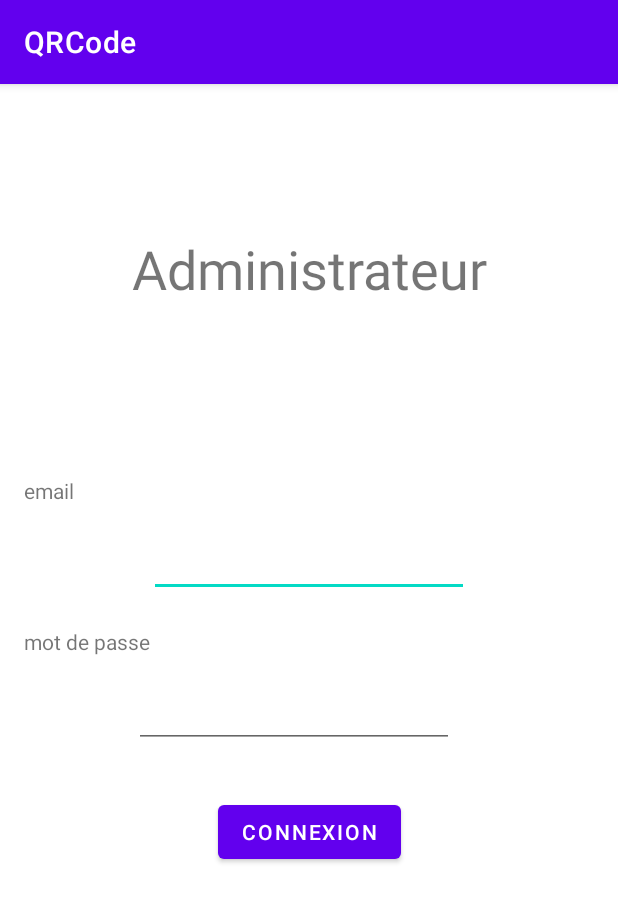
After one commit to Jorbidan/JeuxQR_CBA, an Android app: the AdminLoginActivity screen opened directly, with no data from a screen before it, on a phone screen of 412 x 824 dp. The commit adds this screen. Shown: the top 902 px of the screen. Run offline under Robolectric (Android 15) with nearby library versions, the phone set to English and light mode, and no system bars.

Commit message:
ajout connection administrateur, creation page login admin et controle admins

```diff
--- a/QRCode/app/src/main/AndroidManifest.xml
+++ b/QRCode/app/src/main/AndroidManifest.xml
@@ -3,6 +3,7 @@
     package="com.example.qrcode">
 
     <uses-permission android:name="android.permission.CAMERA" />
+
     <application
         android:allowBackup="true"
         android:icon="@mipmap/ic_launcher"
@@ -10,7 +11,9 @@
         android:roundIcon="@mipmap/ic_launcher_round"
         android:supportsRtl="true"
         android:theme="@style/Theme.QRCode">
-        <activity android:name=".ScannedBarcodeActivity"></activity>
+        <activity android:name=".AdminActivity"></activity>
+        <activity android:name=".AdminLoginActivity" />
+        <activity android:name=".ScannedBarcodeActivity" />
         <activity android:name=".MainActivity">
             <intent-filter>
                 <action android:name="android.intent.action.MAIN" />
--- /dev/null
+++ b/QRCode/app/src/main/java/com/example/qrcode/AdminLoginActivity.java
@@ -0,0 +1,66 @@
+package com.example.qrcode;
+
+import androidx.annotation.NonNull;
+import androidx.appcompat.app.AppCompatActivity;
+
+import android.content.Intent;
+import android.os.Bundle;
+import android.view.View;
+import android.widget.Button;
+import android.widget.EditText;
+import android.widget.Toast;
+
+import com.example.qrcode.authentication.AuthenticationService;
+import com.google.android.gms.tasks.OnCompleteListener;
+import com.google.android.gms.tasks.Task;
+
+public class AdminLoginActivity extends AppCompatActivity {
+    EditText textEmail;
+    EditText textPassword;
+    Button buttonConnexion;
+    AuthenticationService authenticationService;
+
+    @Override
+    protected void onCreate(Bundle savedInstanceState) {
+        super.onCreate(savedInstanceState);
+        setContentView(R.layout.activity_admin_login);
+        textEmail = findViewById(R.id.editText_login_email);
+        textPassword = findViewById(R.id.editText_login_password);
+        buttonConnexion = findViewById(R.id.button_connection);
+
+        setListeners();
+    }
+
+    private void setListeners() {
+        buttonConnexion.setOnClickListener(new View.OnClickListener() {
+            @Override
+            public void onClick(View v) {
+                attemptLogin();
+            }
+        });
+    }
+
+    private void attemptLogin() {
+        String email = textEmail.getText().toString();
+        String password = textPassword.getText().toString();
+        authenticationService.login(email,password).addOnCompleteListener(new OnCompleteListener<Void>() {
+            @Override
+            public void onComplete(@NonNull Task<Void> task) {
+                if (task.isSuccessful()){
+                    goToAdminActivity();
+                }else{
+                    showMessage(task.getException().toString());
+                }
+            }
+        });
+    }
+    private void showMessage(String message) {
+        Toast.makeText(this,message,Toast.LENGTH_LONG);
+    }
+
+    private void goToAdminActivity() {
+        Intent goToAdminActivityIntent = new Intent(this,AdminActivity.class);
+        startActivity(goToAdminActivityIntent);
+        finish();
+    }
+}
--- /dev/null
+++ b/QRCode/app/src/main/res/layout/activity_admin_login.xml
@@ -0,0 +1,109 @@
+<?xml version="1.0" encoding="utf-8"?>
+<androidx.constraintlayout.widget.ConstraintLayout xmlns:android="http://schemas.android.com/apk/res/android"
+xmlns:app="http://schemas.android.com/apk/res-auto"
+xmlns:tools="http://schemas.android.com/tools"
+android:layout_width="match_parent"
+android:layout_height="match_parent"
+tools:context=".AdminLoginActivity">
+
+<androidx.constraintlayout.widget.ConstraintLayout
+    android:id="@+id/constraintLayout"
+    android:layout_width="match_parent"
+    android:layout_height="wrap_content"
+    app:layout_constraintBottom_toBottomOf="parent"
+    app:layout_constraintEnd_toEndOf="parent"
+    app:layout_constraintHorizontal_bias="0.0"
+    app:layout_constraintStart_toStartOf="parent"
+    app:layout_constraintTop_toTopOf="parent">
+
+    <androidx.constraintlayout.widget.ConstraintLayout
+        android:id="@+id/cl_login_email"
+        android:layout_width="match_parent"
+        android:layout_height="wrap_content"
+        app:layout_constraintEnd_toEndOf="parent"
+        app:layout_constraintStart_toStartOf="parent"
+        app:layout_constraintTop_toTopOf="parent">
+
+        <TextView
+            android:id="@+id/textView_login_email"
+            android:layout_width="wrap_content"
+            android:layout_height="wrap_content"
+            android:layout_marginStart="16dp"
+            android:layout_marginTop="16dp"
+            android:labelFor="@id/editText_login_email"
+            android:text="@string/email"
+            app:layout_constraintStart_toStartOf="parent"
+            app:layout_constraintTop_toTopOf="parent" />
+
+        <EditText
+            android:id="@+id/editText_login_email"
+            android:layout_width="wrap_content"
+            android:layout_height="wrap_content"
+            android:layout_marginTop="16dp"
+            android:autofillHints=""
+            android:ems="10"
+            android:inputType="textEmailAddress"
+            app:layout_constraintEnd_toEndOf="parent"
+            app:layout_constraintStart_toStartOf="parent"
+            app:layout_constraintTop_toBottomOf="@+id/textView_login_email" />
+
+    </androidx.constraintlayout.widget.ConstraintLayout>
+
+    <androidx.constraintlayout.widget.ConstraintLayout
+        android:id="@+id/cl_login_password"
+        android:layout_width="391dp"
+        android:layout_height="wrap_content"
+        android:layout_marginTop="4dp"
+        app:layout_constraintEnd_toEndOf="parent"
+        app:layout_constraintHorizontal_bias="0.0"
+        app:layout_constraintStart_toStartOf="parent"
+        app:layout_constraintTop_toBottomOf="@+id/cl_login_email">
+
+        <TextView
+            android:id="@+id/textView_login_password"
+            android:layout_width="wrap_content"
+            android:layout_height="wrap_content"
+            android:layout_marginStart="16dp"
+            android:layout_marginTop="16dp"
+            android:labelFor="@id/editText_login_password"
+            android:text="@string/mot_de_passe"
+            app:layout_constraintStart_toStartOf="parent"
+            app:layout_constraintTop_toTopOf="parent" />
+
+        <EditText
+            android:id="@+id/editText_login_password"
+            android:layout_width="wrap_content"
+            android:layout_height="wrap_content"
+            android:layout_marginTop="16dp"
+            android:autofillHints=""
+            android:ems="10"
+            android:inputType="textPassword"
+            app:layout_constraintEnd_toEndOf="parent"
+            app:layout_constraintStart_toStartOf="parent"
+            app:layout_constraintTop_toBottomOf="@+id/textView_login_password" />
+
+    </androidx.constraintlayout.widget.ConstraintLayout>
+
+    <Button
+        android:id="@+id/button_connection"
+        android:layout_width="wrap_content"
+        android:layout_height="wrap_content"
+        android:layout_marginTop="32dp"
+        android:text="@string/connexion"
+        app:layout_constraintEnd_toEndOf="parent"
+        app:layout_constraintStart_toStartOf="parent"
+        app:layout_constraintTop_toBottomOf="@+id/cl_login_password" />
+
+</androidx.constraintlayout.widget.ConstraintLayout>
+
+    <TextView
+        android:id="@+id/textViewTitle"
+        android:layout_width="wrap_content"
+        android:layout_height="wrap_content"
+        android:text="@string/administrateur"
+        android:textSize="36sp"
+        app:layout_constraintBottom_toTopOf="@+id/constraintLayout"
+        app:layout_constraintEnd_toEndOf="parent"
+        app:layout_constraintStart_toStartOf="parent"
+        app:layout_constraintTop_toTopOf="parent" />
+</androidx.constraintlayout.widget.ConstraintLayout>
--- a/QRCode/app/src/main/res/values/strings.xml
+++ b/QRCode/app/src/main/res/values/strings.xml
@@ -1,4 +1,8 @@
 <resources>
     <string name="app_name">QRCode</string>
     <string name="scan_barcode">Scan Barcode</string>
+    <string name="email">email</string>
+    <string name="mot_de_passe">mot de passe</string>
+    <string name="administrateur">Administrateur</string>
+    <string name="connexion">connexion</string>
 </resources>
```
Also changed, not shown: QRCode/app/src/main/java/com/example/qrcode/AdminActivity.java (added, +14 -0 lines), QRCode/app/src/main/java/com/example/qrcode/MainActivity.java (+12 -1 lines), QRCode/app/src/main/res/layout/activity_admin.xml (added, +9 -0 lines), QRCode/app/src/main/res/layout/activity_main.xml (+11 -2 lines).
